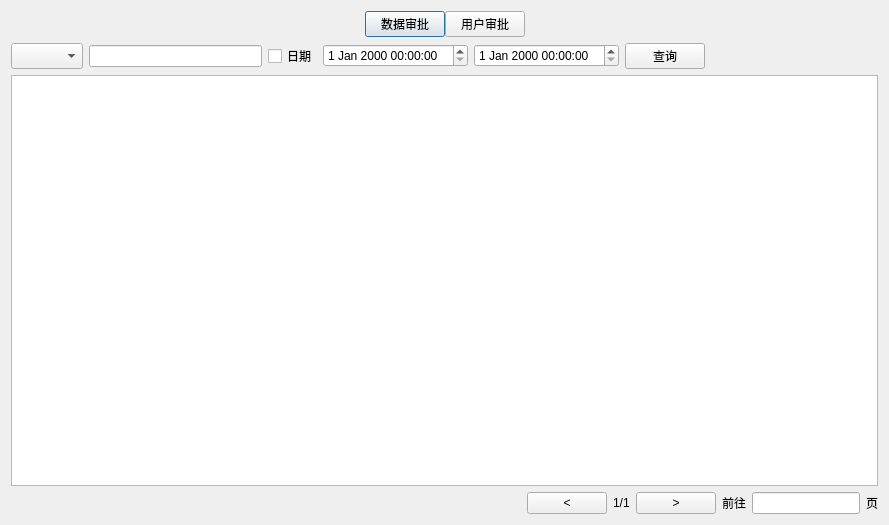
Old version of the form digitalIntegration/ApprovalProgressDialog.ui in the repository jiaqingguo/DI.
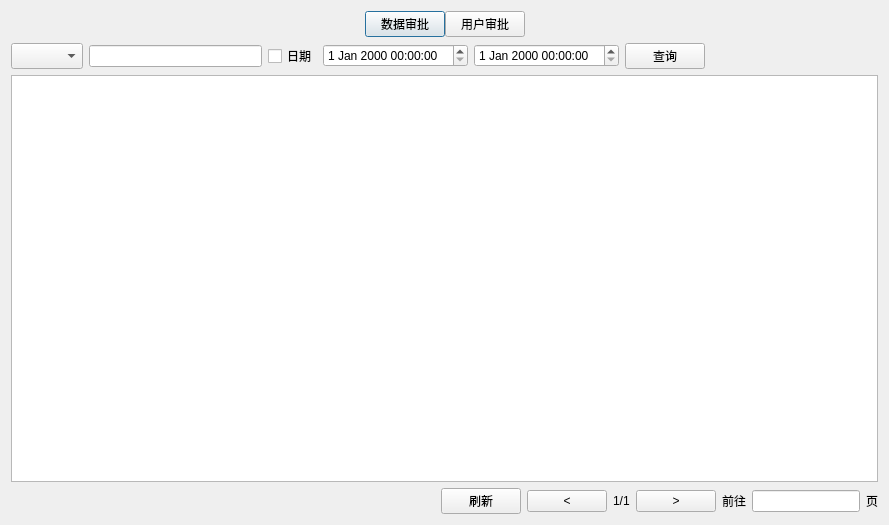
New version of the form. The open tabs and pages were chosen to show the change. Custom widgets are drawn as their Qt base class.

What changed in the file:
```diff
--- a/digitalIntegration/ApprovalProgressDialog.ui
+++ b/digitalIntegration/ApprovalProgressDialog.ui
@@ -299,6 +299,13 @@
            </property>
           </spacer>
          </item>
+         <item>
+          <widget class="QPushButton" name="btnFlushUser">
+           <property name="text">
+            <string>刷新</string>
+           </property>
+          </widget>
+         </item>
          <item>
           <widget class="QPushButton" name="btnUserLast">
            <property name="text">
```
Left out of the diff: 2 changed lines with no effect on the pictures.
